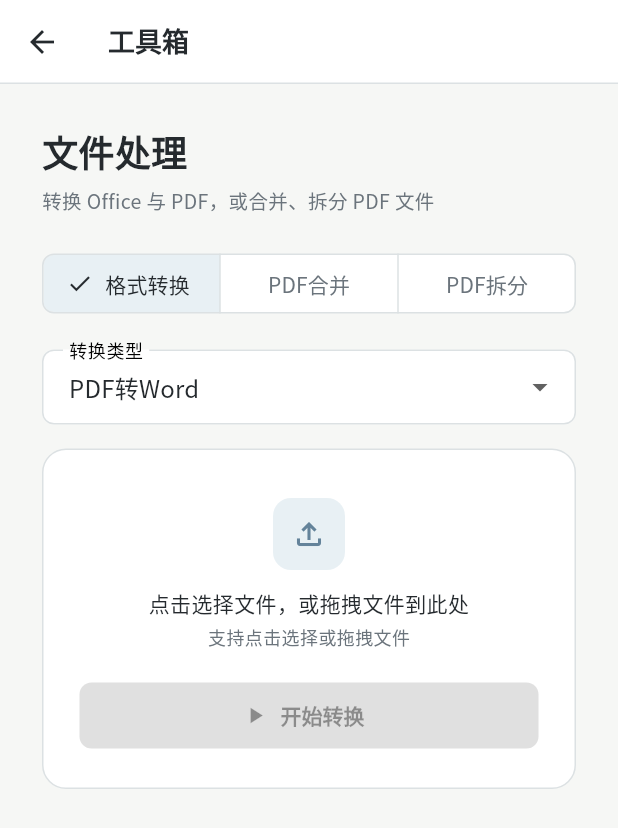
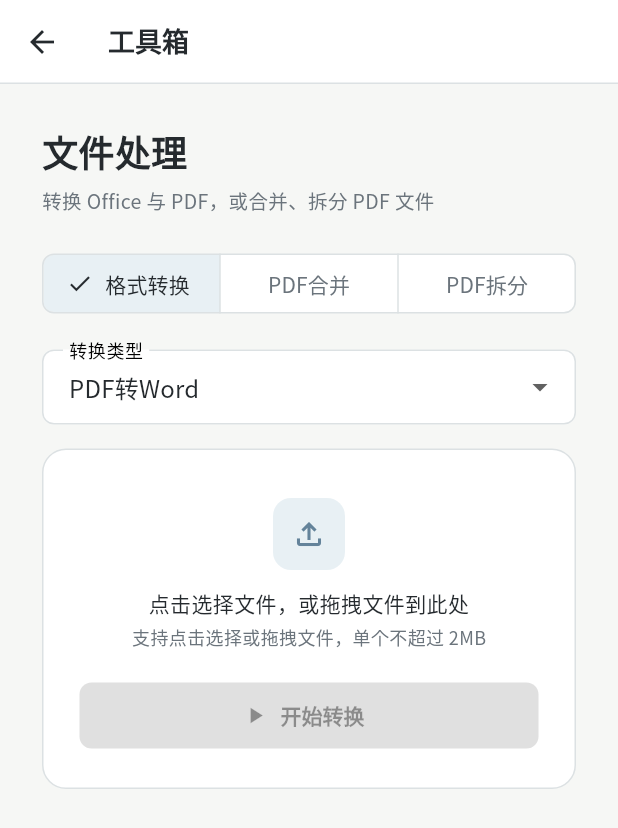
Before and after one commit to z987645344-arch/zhitian_app, a Flutter app: the ToolboxPage screen opened directly, on a phone screen of 412 x 824 dp. Shown: the top 828 px of the screen. Run offline on Flutter 3.47's test engine with Material 3 defaults, Android fonts, the light colour scheme and no system bars; our stand-ins replace file_picker, google_fonts, shared_preferences; missing offline and left inert: desktop_drop; accounts and stored records are empty.

Commit message:
fix(F36): 抽出上传体积上限共享常量并统一为2MB
原先chat_provider.dart与toolbox_page.dart各自硬编码20MB，与后端
config.MAX_UPLOAD_SIZE_MB由20下调到2后不一致。

在ApiService新增maxUploadSizeMb/maxUploadSizeBytes共享常量，两处调用
改为引用该常量，超限时在请求发出前提示具体上限；工具箱页面同步展示
"单个不超过2MB"，file_too_large的错误文案也带出具体数值。

```diff
--- a/lib/pages/toolbox_page.dart
+++ b/lib/pages/toolbox_page.dart
@@ -82,8 +82,10 @@ class _ToolboxPageState extends State<ToolboxPage> {
         setState(() => _error = '不支持该文件格式');
         return;
       }
-      if (File(paths[index]).lengthSync() > 20 * 1024 * 1024) {
-        setState(() => _error = '文件超过20MB限制');
+      if (File(paths[index]).lengthSync() > ApiService.maxUploadSizeBytes) {
+        setState(
+          () => _error = '文件超过 ${ApiService.maxUploadSizeMb}MB 限制，请拆分后再试',
+        );
         return;
       }
     }
@@ -309,8 +311,9 @@ class _ToolboxPageState extends State<ToolboxPage> {
                                 ),
                               ),
                               const SizedBox(height: 4),
-                              const Text(
-                                '支持点击选择或拖拽文件',
+                              Text(
+                                '支持点击选择或拖拽文件，单个不超过 '
+                                '${ApiService.maxUploadSizeMb}MB',
                                 style: TextStyle(
                                   fontSize: 12,
                                   color: AppColors.textMuted,
@@ -430,7 +433,7 @@ class _ToolboxPageState extends State<ToolboxPage> {
 
   String _errorMessage(String errorType) => switch (errorType) {
     'unsupported_format' => '不支持该文件格式',
-    'file_too_large' => '文件超过大小限制',
+    'file_too_large' => '文件超过 ${ApiService.maxUploadSizeMb}MB 限制',
     'timeout' => '转换超时，请稍后重试',
     _ => '转换失败',
   };
--- a/lib/providers/chat_provider.dart
+++ b/lib/providers/chat_provider.dart
@@ -214,8 +214,8 @@ class ChatProvider extends ChangeNotifier {
       }.contains(extension)) {
         throw Exception('不支持该文件格式');
       }
-      if (await file.length() > 20 * 1024 * 1024) {
-        throw Exception('文件超过20MB限制');
+      if (await file.length() > ApiService.maxUploadSizeBytes) {
+        throw Exception('文件超过 ${ApiService.maxUploadSizeMb}MB 限制，请拆分后再试');
       }
       final result = await _apiService.uploadChatAttachment(sessionId, file);
       _replaceAttachment(
--- a/lib/services/api_service.dart
+++ b/lib/services/api_service.dart
@@ -80,6 +80,11 @@ class ApiService
   static const String certificateErrorMessage =
       '⚠️ 证书验证失败，请确认服务地址使用有效的 HTTPS 证书';
   static const String timeoutErrorMessage = '⚠️ 请求超时，请稍后重试';
+  // F36：与后端 config.MAX_UPLOAD_SIZE_MB 保持一致，改动时需同步。
+  // 由 20MB 下调到 2MB，依据是实测向量化速度约 61 切片/秒，
+  // 使处理时长与用户等待预期相称。
+  static const int maxUploadSizeMb = 2;
+  static const int maxUploadSizeBytes = maxUploadSizeMb * 1024 * 1024;
 
   static String normalizeBackendUrl(String value) {
     var candidate = value.trim();
```
